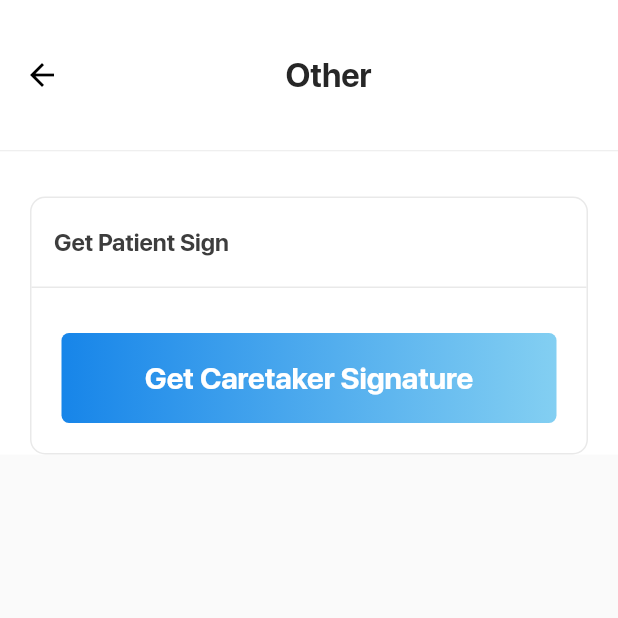
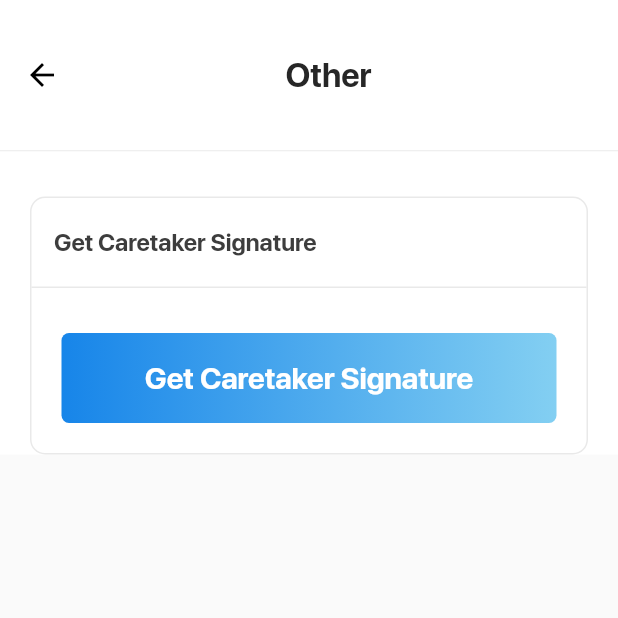
Before and after one commit to AkashMatlani/evv_plus, a Flutter app: the VisitVerificationScreen screen opened directly with empty values, on a phone screen of 412 x 824 dp, the top half of it. Run offline on Flutter 3.47's test engine with Material 2 defaults, Android fonts, the phone set to English and light mode, and no system bars; our stand-ins replace audioplayers, cached_network_image, connectivity, firebase_messaging, flutter_local_notifications, flutter_spinkit and 9 more; missing offline and left inert: esys_flutter_share, ext_storage, flutter_audio_recorder; accounts and stored records are empty; network calls fail.

Commit message:
bug resolved

```diff
--- a/lib/GeneralUtils/LabelStr.dart
+++ b/lib/GeneralUtils/LabelStr.dart
@@ -70,7 +70,7 @@ class LabelStr {
   static const checkMailLink = "Please check your email box";
   static const connectionError = "Please check you internet connectivity, Try again";
   static const digitalSignatureError = "Please provide digital signature";
-  static const voiceError = "Please record your voice";
+  static const voiceError = "Please record your signature";
   static const recordFirst = "Please record first";
   static const serverError = "Server not responding, Try again";
   static const emptyFieldError = "Please fill required details";
--- a/lib/Ui/ClientPatientVoiceSignatureScreen.dart
+++ b/lib/Ui/ClientPatientVoiceSignatureScreen.dart
@@ -246,6 +246,7 @@ class _ClientPatientVoiceSignatureScreenState
                                       ToastUtils.showToast(context,
                                           LabelStr.voiceError, Colors.red);
                                     } else {
+                                      audioPlayer.pause();
                                       submitCall(context);
                                     }
                                   });
--- a/lib/Ui/ProfileScreen.dart
+++ b/lib/Ui/ProfileScreen.dart
@@ -175,7 +175,7 @@ class _ProfileScreenState extends State<ProfileScreen> {
                                       fit: BoxFit.cover,
                                     )
                                     ) : ClipOval(
-                                      child: CachedNetworkImage(
+                                      child: CachedNetworkImage(useOldImageOnUrlChange: false,
                                           fit: BoxFit.cover,
                                           imageUrl: nurseImage,
                                           placeholder: (context, url) => CircularProgressIndicator(),
--- a/lib/Ui/ScheduleScreen.dart
+++ b/lib/Ui/ScheduleScreen.dart
@@ -274,7 +274,7 @@ class _ScheduleScreenState extends State<ScheduleScreen>
                     padding: EdgeInsets.fromLTRB(5,0,10,0),
                     child: Row(
                       children: [
-                        SvgPicture.asset(MyImage.logout_icon),
+                        SvgPicture.asset(MyImage.logout_icon,height: 20,width: 20,),
                         SizedBox(width: 15),
                         Container( padding: EdgeInsets.fromLTRB(20,0,10,0),child: Text(LabelStr.lblLogout, style: AppTheme.sfProLightTextStyle().copyWith(color: Colors.black45)))
                       ],
--- a/lib/Ui/VisitVerificationScreen.dart
+++ b/lib/Ui/VisitVerificationScreen.dart
@@ -100,7 +100,7 @@ class _VisitVerificationScreenState extends State<VisitVerificationScreen> {
                                         padding:
                                             EdgeInsets.fromLTRB(15, 20, 0, 0),
                                         child: Text(
-                                          LabelStr.lblGetPatientSign,
+                                          LabelStr.lblGetCaretakerSignature,
                                           style: AppTheme.boldSFTextStyle()
                                               .copyWith(
                                                   fontSize: 16,
@@ -200,8 +200,11 @@ class _VisitVerificationScreenState extends State<VisitVerificationScreen> {
                                       thickness: 1,
                                       color: HexColor("#e9e9e9"),
                                     ),
-                                    TextFormField(
-
+                                    Container(
+                                      height: 80,
+                                      child: TextField(
+                                        maxLines: null,
+                                        expands: true,
                                         keyboardType: TextInputType. multiline,
                                         controller: reasonController,
                                         onChanged: (String text) {
@@ -223,6 +226,7 @@ class _VisitVerificationScreenState extends State<VisitVerificationScreen> {
                                                 BorderRadius.circular(20),
                                           ),
                                           hintText: 'Broken arm',
+                                        ),
                                       ),
                                     ),
                                     Visibility(
```
Also changed, not shown: assets/icons/ic_menu_logout.svg. Lines whose indentation alone changed are shown as unchanged.
